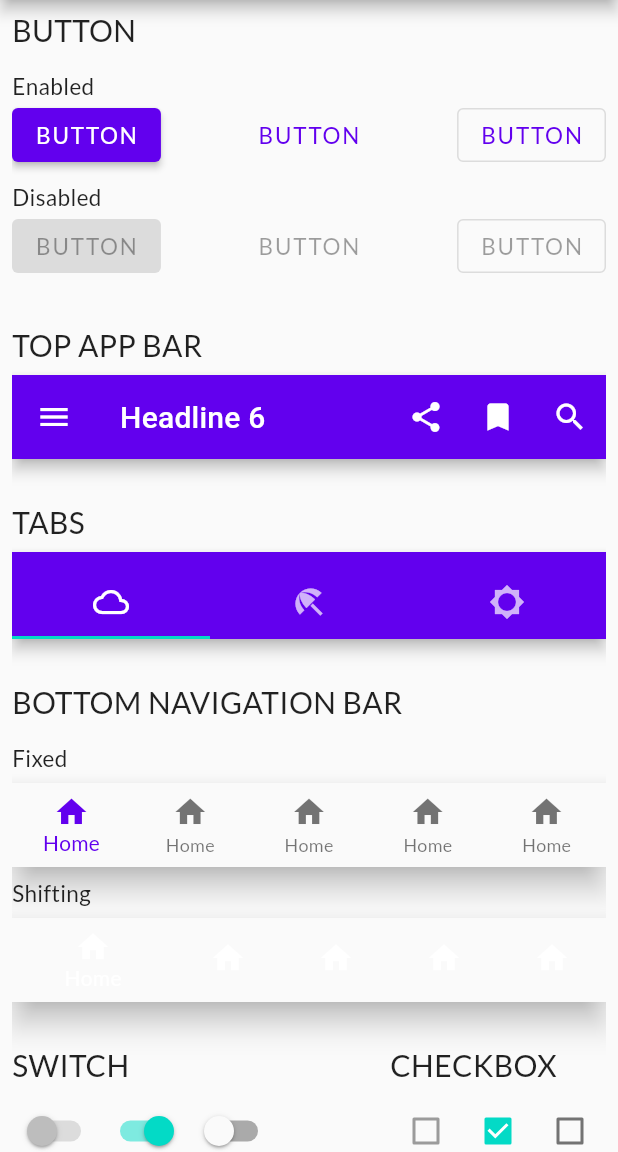
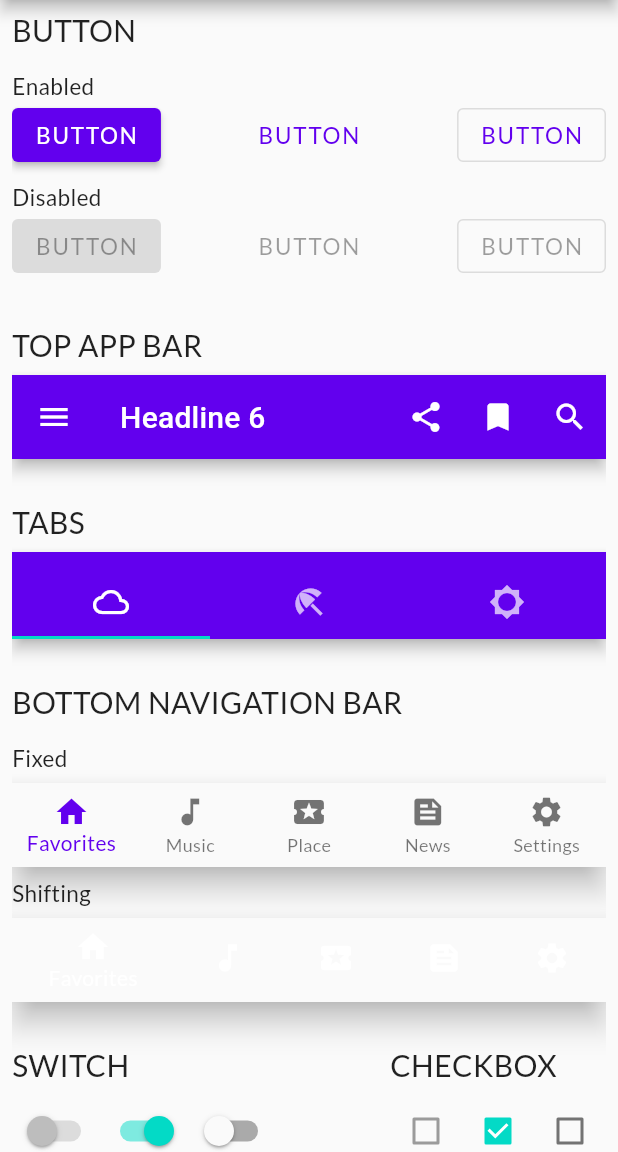
Before and after one commit to wondertalik/flutter_app_theme, a Flutter app: the screen it shows after launch, scrolled down 576 dp, on a phone screen of 412 x 824 dp, the part 84-1236 px from its top. Run offline on Flutter 3.47's test engine with Material 2 defaults, Android fonts, the phone set to English and light mode, and no system bars; our stand-ins replace google_fonts.

Commit message:
refactor: change icons in bottom navigation bars

```diff
--- a/lib/demo/widgets/bottom_navigation_bars.dart
+++ b/lib/demo/widgets/bottom_navigation_bars.dart
@@ -36,11 +36,14 @@ class _BottomNavigationBarFixed extends StatelessWidget {
         BottomNavigationBar(
           type: BottomNavigationBarType.fixed,
           items: const [
-            BottomNavigationBarItem(icon: Icon(Icons.home), label: 'Home'),
-            BottomNavigationBarItem(icon: Icon(Icons.home), label: 'Home'),
-            BottomNavigationBarItem(icon: Icon(Icons.home), label: 'Home'),
-            BottomNavigationBarItem(icon: Icon(Icons.home), label: 'Home'),
-            BottomNavigationBarItem(icon: Icon(Icons.home), label: 'Home'),
+            BottomNavigationBarItem(icon: Icon(Icons.home), label: 'Favorites'),
+            BottomNavigationBarItem(
+                icon: Icon(Icons.music_note), label: 'Music'),
+            BottomNavigationBarItem(
+                icon: Icon(Icons.local_activity), label: 'Place'),
+            BottomNavigationBarItem(icon: Icon(Icons.feed), label: 'News'),
+            BottomNavigationBarItem(
+                icon: Icon(Icons.settings), label: 'Settings'),
           ],
         ),
       ],
@@ -65,11 +68,14 @@ class _BottomNavigationBarShifting extends StatelessWidget {
         BottomNavigationBar(
           type: BottomNavigationBarType.shifting,
           items: const [
-            BottomNavigationBarItem(icon: Icon(Icons.home), label: 'Home'),
-            BottomNavigationBarItem(icon: Icon(Icons.home), label: 'Home'),
-            BottomNavigationBarItem(icon: Icon(Icons.home), label: 'Home'),
-            BottomNavigationBarItem(icon: Icon(Icons.home), label: 'Home'),
-            BottomNavigationBarItem(icon: Icon(Icons.home), label: 'Home'),
+            BottomNavigationBarItem(icon: Icon(Icons.home), label: 'Favorites'),
+            BottomNavigationBarItem(
+                icon: Icon(Icons.music_note), label: 'Music'),
+            BottomNavigationBarItem(
+                icon: Icon(Icons.local_activity), label: 'Place'),
+            BottomNavigationBarItem(icon: Icon(Icons.feed), label: 'News'),
+            BottomNavigationBarItem(
+                icon: Icon(Icons.settings), label: 'Settings'),
           ],
         ),
       ],
```
